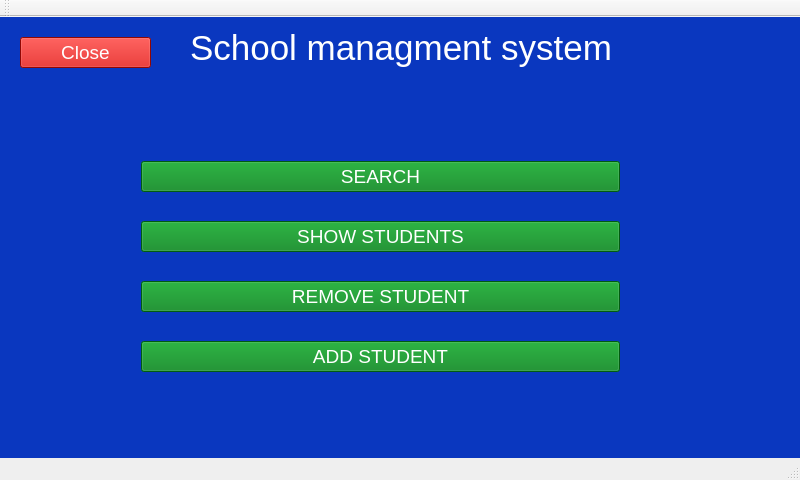
First picture: the form in mainwindow.ui, repository zdenekpasek/School-managment-system, before the edit.
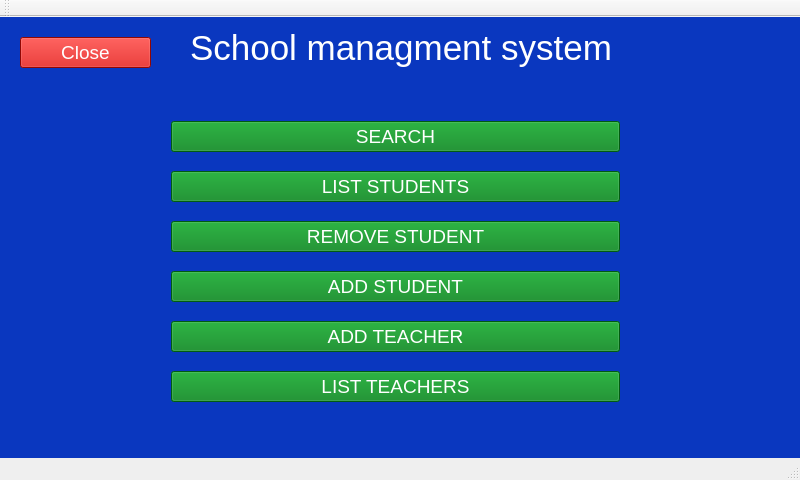
Second picture: the form after the edit.

```diff
--- a/mainwindow.ui
+++ b/mainwindow.ui
@@ -79,13 +79,13 @@
        <string>School managment system </string>
       </property>
      </widget>
-     <widget class="QWidget" name="">
+     <widget class="QWidget" name="layoutWidget">
       <property name="geometry">
        <rect>
-        <x>130</x>
-        <y>110</y>
-        <width>501</width>
-        <height>281</height>
+        <x>160</x>
+        <y>80</y>
+        <width>471</width>
+        <height>331</height>
        </rect>
       </property>
       <layout class="QVBoxLayout" name="verticalLayout">
@@ -122,7 +122,7 @@
 background-color: rgb(0, 129, 23);</string>
          </property>
          <property name="text">
-          <string>SHOW STUDENTS</string>
+          <string>LIST STUDENTS</string>
          </property>
          <property name="checkable">
           <bool>false</bool>
@@ -169,6 +169,46 @@
          </property>
         </widget>
        </item>
+       <item>
+        <widget class="QPushButton" name="addTeacherButton">
+         <property name="font">
+          <font>
+           <family>Arial</family>
+           <pointsize>14</pointsize>
+          </font>
+         </property>
+         <property name="styleSheet">
+          <string notr="true">color: white;
+background-color: rgb(0, 129, 23);</string>
+         </property>
+         <property name="text">
+          <string>ADD TEACHER</string>
+         </property>
+         <property name="checkable">
+          <bool>false</bool>
+         </property>
+        </widget>
+       </item>
+       <item>
+        <widget class="QPushButton" name="listTeachersButton">
+         <property name="font">
+          <font>
+           <family>Arial</family>
+           <pointsize>14</pointsize>
+          </font>
+         </property>
+         <property name="styleSheet">
+          <string notr="true">color: white;
+background-color: rgb(0, 129, 23);</string>
+         </property>
+         <property name="text">
+          <string>LIST TEACHERS</string>
+         </property>
+         <property name="checkable">
+          <bool>false</bool>
+         </property>
+        </widget>
+       </item>
       </layout>
      </widget>
     </widget>
```
Left out of the diff: 2 changed lines with no effect on the pictures.
